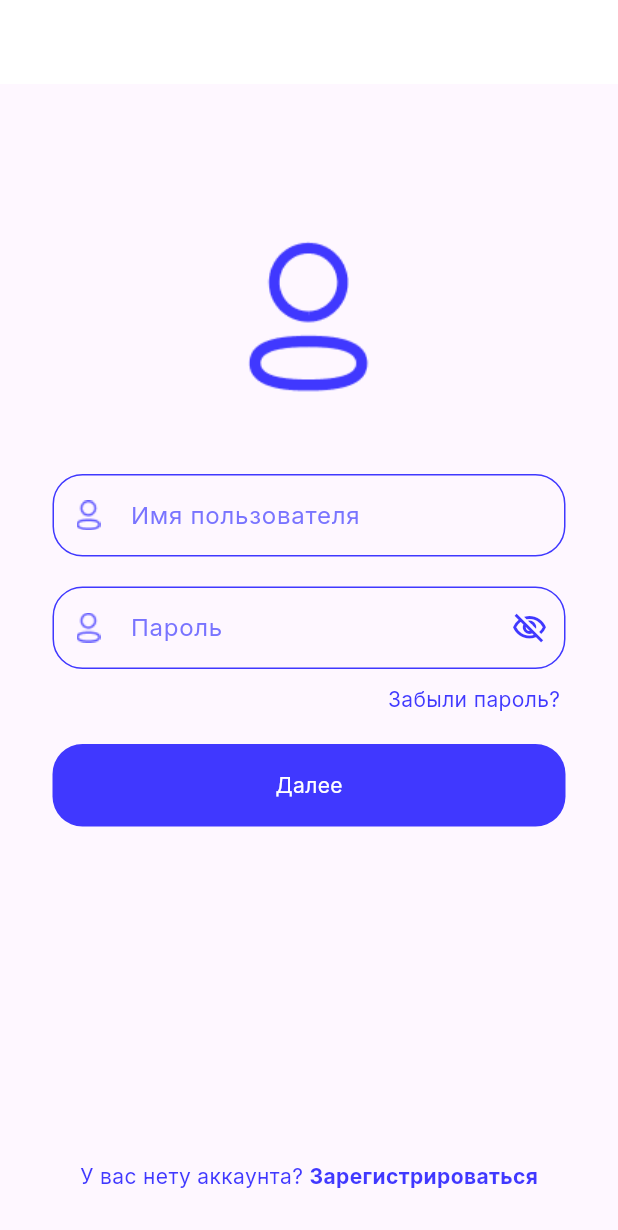
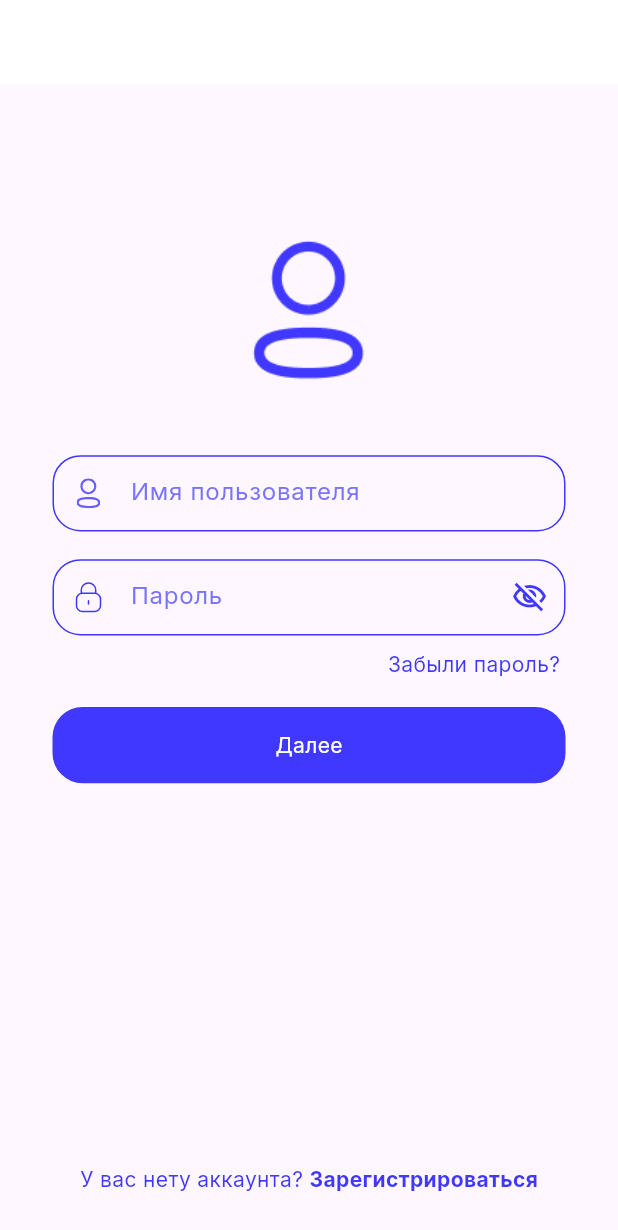
Before and after one commit to ExeLisor/Mashinki, a Flutter app: the screen it shows after launch, on a phone screen of 412 x 824 dp. Shown: the top 1230 px of the screen. Run offline on Flutter 3.47's test engine with Material 3 defaults, Android fonts, the phone set to English and light mode, and no system bars; our stand-ins replace dio, flutter_svg, get, google_fonts, google_mobile_ads, logger and 1 more.

Commit message:
added svg icons

```diff
--- a/lib/const.dart
+++ b/lib/const.dart
@@ -3,5 +3,5 @@ const adUnitIdIOS = 'ca-app-pub-3940256099942544/2934735716';
 
 const welcomeImageAsset = 'assets/images/welcome.png';
 const manImageAsset = 'assets/images/man.png';
-const manIconAsset = 'assets/icons/man_icon.png';
-const lockIconAsset = 'assets/icons/lock_icon.png';
+const manIconAsset = 'assets/icons/man_icon.svg';
+const lockIconAsset = 'assets/icons/lock_icon.svg';
--- a/lib/exports.dart
+++ b/lib/exports.dart
@@ -19,3 +19,4 @@ export 'package:get/get.dart'
     hide Transition, FormData, Response, MultipartFile, HeaderValue;
 export 'package:google_mobile_ads/google_mobile_ads.dart';
 export 'package:google_fonts/google_fonts.dart';
+import 'package:flutter_svg/flutter_svg.dart';
--- a/lib/screens/log_in_screen/log_in_screen.dart
+++ b/lib/screens/log_in_screen/log_in_screen.dart
@@ -1,13 +1,10 @@
 import 'package:mashinki/exports.dart';
 
-import 'package:flutter/material.dart';
-import 'package:mashinki/exports.dart';
 
 class LoginScreen extends StatelessWidget {
   LoginScreen({super.key});
   final TextEditingController _usernameController = TextEditingController();
-  final TextEditingController _passwordController =
-      TextEditingController(); // Добавлен для управления полем пароля
+  final TextEditingController _passwordController = TextEditingController();
 
   @override
   Widget build(BuildContext context) {
@@ -23,11 +20,11 @@ class LoginScreen extends StatelessWidget {
               children: [
                 Image.asset(
                   manImageAsset,
-                  height: 119,
-                  width: 119,
+                  height: 119.h,
+                  width: 119.w,
                 ),
-                const SizedBox(
-                  height: 45,
+                SizedBox(
+                  height: 45.h,
                 ),
                 CustomTextField(
                   hint: "Имя пользователя",
@@ -35,51 +32,50 @@ class LoginScreen extends StatelessWidget {
                   isPassword: false,
                   icon: manIconAsset,
                 ),
-                const SizedBox(
-                  height: 20,
+                SizedBox(
+                  height: 20.h,
                 ),
                 CustomTextField(
                   hint: "Пароль",
-                  controller:
-                      _passwordController, // Использовать отдельный контроллер для пароля
+                  controller: _passwordController,
                   isPassword: true,
-                  icon: manIconAsset,
+                  icon: lockIconAsset,
                 ),
-                const SizedBox(
-                  height: 10,
+                SizedBox(
+                  height: 10.h,
                 ),
                 GestureDetector(
                   onTap: () {},
-                  child: const Padding(
-                    padding: EdgeInsets.only(left: 220),
-                    child: Text(
+                  child: Padding(
+                    padding: EdgeInsets.only(left: 220.w),
+                    child: const Text(
                       "Забыли пароль?",
                       style: TextStyle(color: Color(0xff4038FF)),
                     ),
                   ),
                 ),
-                const SizedBox(
-                  height: 20,
+                SizedBox(
+                  height: 20.h,
                 ),
                 NextButton(onTap: () {}),
                 Expanded(
                   child: Align(
                     alignment: Alignment.bottomCenter,
                     child: Padding(
-                      padding: const EdgeInsets.only(bottom: 30),
+                      padding: EdgeInsets.only(bottom: 30.h),
                       child: GestureDetector(
                         onTap: () {},
-                        child: Row(
+                        child: const Row(
                           mainAxisAlignment: MainAxisAlignment.center,
                           children: [
-                            const Text(
+                            Text(
                               "У вас нету аккаунта? ",
                               style: TextStyle(color: Color(0xff4038FF)),
                             ),
-                            const Text(
+                            Text(
                               "Зарегистрироваться",
                               style: TextStyle(
-                                color: const Color(0xff4038FF),
+                                color: Color(0xff4038FF),
                                 fontWeight: FontWeight.bold,
                               ),
                             ),
--- a/lib/screens/log_in_screen/widgets/next_button.dart
+++ b/lib/screens/log_in_screen/widgets/next_button.dart
@@ -13,14 +13,14 @@ class NextButton extends StatelessWidget {
   @override
   Widget build(BuildContext context) {
     return Obx(() => Container(
-          height: 55,
-          width: 342,
+          height: 55.h,
+          width: 342.w,
           decoration: BoxDecoration(
               color: controller.isEnabled.value == true
-                  ? Color(0xFF4038FF)
-                  : Color(0xff7974FF),
+                  ? const Color(0xFF4038FF)
+                  : const Color(0xff7974FF),
               borderRadius: BorderRadius.circular(20)),
-          child: Center(
+          child: const Center(
               child: Text("Далее",
                   style: TextStyle(color: Colors.white, fontSize: 14))),
         ));
--- a/lib/screens/log_in_screen/widgets/text_field_log_in.dart
+++ b/lib/screens/log_in_screen/widgets/text_field_log_in.dart
@@ -1,3 +1,4 @@
+import 'package:flutter_svg/flutter_svg.dart';
 import 'package:mashinki/exports.dart';
 
 class CustomTextField extends StatelessWidget {
@@ -22,8 +23,8 @@ class CustomTextField extends StatelessWidget {
   @override
   Widget build(BuildContext context) {
     return SizedBox(
-      width: 342,
-      height: 55,
+      width: 342.w,
+      height: 55.h,
       child: Obx(() => TextFormField(
             controller: controller,
             style: TextStyle(
@@ -32,11 +33,11 @@ class CustomTextField extends StatelessWidget {
             obscureText: _textFieldController.obscureText.value,
             decoration: InputDecoration(
               border: OutlineInputBorder(
-                borderRadius: BorderRadius.circular(20),
+                borderRadius: BorderRadius.circular(20.h),
                 borderSide: BorderSide.none,
               ),
               enabledBorder: OutlineInputBorder(
-                borderRadius: BorderRadius.circular(20),
+                borderRadius: BorderRadius.circular(20.h),
                 borderSide: BorderSide(
                     color: Theme.of(context)
                         .inputDecorationTheme
@@ -45,7 +46,7 @@ class CustomTextField extends StatelessWidget {
                         .color),
               ),
               focusedBorder: OutlineInputBorder(
-                borderRadius: BorderRadius.circular(20),
+                borderRadius: BorderRadius.circular(20.h),
                 borderSide: BorderSide(
                     color: Theme.of(context)
                         .inputDecorationTheme
@@ -54,7 +55,13 @@ class CustomTextField extends StatelessWidget {
                         .color),
               ),
               hintText: hint,
-              prefixIcon: Image.asset(icon),
+              prefixIcon: SvgPicture.asset(
+
+                icon,
+                width: 16.w,
+                height: 20.h,
+                fit: BoxFit.scaleDown,
+              ),
               suffixIcon: isPassword
                   ? IconButton(
                       icon: Icon(
--- a/pubspec.yaml
+++ b/pubspec.yaml
@@ -11,6 +11,7 @@ dependencies:
   flutter:
     sdk: flutter
   get: ^4.6.6
+  flutter_svg: ^2.0.10+1
   intl: ^0.19.0
   logger: ^2.3.0
   shared_preferences: ^2.2.3
@@ -28,5 +29,5 @@ flutter:
   assets:
     - assets/images/welcome.png
     - assets/images/man.png
-    - assets/icons/man_icon.png
-    - assets/icons/lock_icon.png
+    - assets/icons/man_icon.svg
+    - assets/icons/lock_icon.svg
```
Also changed, not shown: assets/icons/lock_icon.svg (added), assets/icons/man_icon.svg (added), pubspec.lock.
